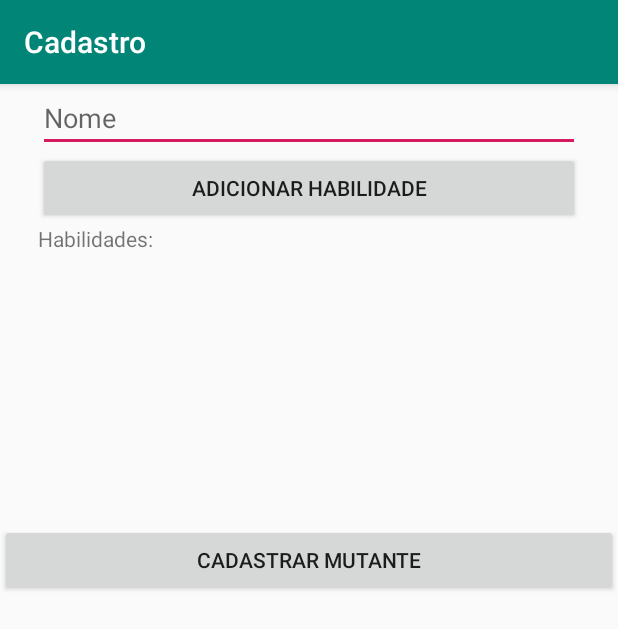
After one commit to rsprenata/BD-Mutantes, an Android app: the CadastroActivity screen opened directly, with no data from a screen before it, on a phone screen of 412 x 824 dp. The commit adds this screen. Shown: the top 629 px of the screen. Run offline under Robolectric (Android 15) with nearby library versions, the phone set to English and light mode, and no system bars.

Commit message:
Adiciona cadastrar mutante

```diff
--- /dev/null
+++ b/app/src/main/java/com/example/rsprenata/bd_mutantes/CadastroActivity.java
@@ -0,0 +1,93 @@
+package com.example.rsprenata.bd_mutantes;
+
+import android.app.Activity;
+import android.content.Intent;
+import android.support.v7.app.AppCompatActivity;
+import android.os.Bundle;
+import android.view.View;
+import android.widget.EditText;
+import android.widget.ListView;
+import android.widget.Toast;
+
+import java.util.ArrayList;
+import java.util.List;
+
+public class CadastroActivity extends AppCompatActivity {
+    public static final int REQUEST_ADICAO_HABILIDADE = 0;
+    public static final int RESPONSE_ADICAO_HABILIDADE = 1;
+    public static final int RESPONSE_EDITAR_HABILIDADE = 2;
+    private ListView listViewHabilidades;
+    private List<String> habilidades;
+    private HabilidadesAdapter habilidadesAdapter;
+    private EditText editTextNome;
+
+    @Override
+    protected void onCreate(Bundle savedInstanceState) {
+        super.onCreate(savedInstanceState);
+        setContentView(R.layout.activity_cadastro);
+
+        habilidades = new ArrayList<String>();
+
+        listViewHabilidades = (ListView)findViewById(R.id.listViewHabilidades);
+        editTextNome = (EditText)findViewById(R.id.editTextNome);
+
+        habilidadesAdapter = new HabilidadesAdapter(listViewHabilidades.getContext(), habilidades) {
+            @Override
+            public void editarHabilidade(String habilidade, Integer habilidadePosition) {
+                Intent intent = new Intent(getApplicationContext(), FormHabilidadeActivity.class);
+                intent.putExtra("operacao", "editar");
+                intent.putExtra("habilidade", habilidade);
+                intent.putExtra("habilidadePosition", habilidadePosition);
+                startActivityForResult(intent, REQUEST_ADICAO_HABILIDADE);
+            }
+        };
+
+        listViewHabilidades.setAdapter(habilidadesAdapter);
+    }
+
+
+    public void adicionarHabilidade(View v) {
+        Intent intent = new Intent(this, FormHabilidadeActivity.class);
+        intent.putExtra("operacao", "adicionar");
+        startActivityForResult(intent, REQUEST_ADICAO_HABILIDADE);
+    }
+
+    protected void onActivityResult(int requestCode, int resultCode, Intent data) {
+        if (requestCode == REQUEST_ADICAO_HABILIDADE) {//Verifica se é o retorno da activity adicionar habilidade
+            if (resultCode == RESPONSE_ADICAO_HABILIDADE) {//Verifica qual o retorno dessa activity
+                String novaHabilidade = data.getStringExtra("NEW_SKILL");
+                habilidades.add(novaHabilidade);
+            } else if (resultCode == RESPONSE_EDITAR_HABILIDADE) {
+                String novaHabilidade = data.getStringExtra("NEW_SKILL");
+                Integer habilidadePosition = data.getIntExtra("habilidadePosition", 0);
+                habilidades.set(habilidadePosition, novaHabilidade);
+            }
+            atualizarHabilidades(habilidades);
+        }
+    }
+
+    public void atualizarHabilidades(List<String> habilidades) {
+        habilidadesAdapter.novosDados(habilidades);
+    }
+
+    public void cadastrarMutante(View view) {
+        String nome = editTextNome.getText().toString();
+        if (nome.length() < 1 ) {
+            Toast.makeText(this, "Digite um nome !", Toast.LENGTH_SHORT);
+        } else if (habilidades.size() < 1) {
+            Toast.makeText(this, "Adicione uma habilidade !", Toast.LENGTH_SHORT);
+        } else {
+            DatabaseConnector databaseConnector = new DatabaseConnector(this);
+
+            Mutante mutante = new Mutante();
+            mutante.setNome(nome);
+            mutante.setHabilidades(habilidades);
+
+            databaseConnector.insertMutante(mutante);
+            databaseConnector.insertHabilidades(mutante.getId(), habilidades);
+
+            setResult(Activity.RESULT_OK);
+            finish();
+        }
+    }
+}
--- /dev/null
+++ b/app/src/main/java/com/example/rsprenata/bd_mutantes/HabilidadesAdapter.java
@@ -0,0 +1,69 @@
+package com.example.rsprenata.bd_mutantes;
+
+import android.content.Context;
+import android.view.LayoutInflater;
+import android.view.View;
+import android.view.ViewGroup;
+import android.widget.BaseAdapter;
+import android.widget.Button;
+import android.widget.ListView;
+import android.widget.TextView;
+
+import java.util.List;
+
+public abstract class HabilidadesAdapter extends BaseAdapter {
+    private List<String> habilidades;
+    private LayoutInflater inflater;
+
+    public HabilidadesAdapter(Context context, List<String> habilidades) {
+        this.inflater = (LayoutInflater) context.getSystemService(Context.LAYOUT_INFLATER_SERVICE);
+        this.habilidades = habilidades;
+    }
+
+    public void novosDados(List<String> habilidades) {
+        this.habilidades = habilidades;
+        notifyDataSetChanged();
+    }
+
+    @Override
+    public int getCount() {
+        return habilidades.size();
+    }
+
+    @Override
+    public Object getItem(int position) {
+        return habilidades.get(position);
+    }
+
+    @Override
+    public long getItemId(int position) {
+        return 0;
+    }
+
+    @Override
+    public View getView(final int position, View convertView, ViewGroup parent) {
+        View v = inflater.inflate(R.layout.item_habilidade, null);
+        ((TextView)(v.findViewById(R.id.txtHabilidade))).setText(habilidades.get(position));
+        ((Button)(v.findViewById(R.id.btnEditar))).setOnClickListener(new View.OnClickListener() {
+            @Override
+            public void onClick(View v) {
+                editarHabilidade(habilidades.get(position), position);
+            }
+        });
+        ((Button)(v.findViewById(R.id.btnExcluir))).setOnClickListener(new View.OnClickListener() {
+            @Override
+            public void onClick(View v) {
+                excluirHabilidade(position);
+            }
+        });
+
+        return v;
+    }
+
+    public abstract void editarHabilidade(String habilidade, Integer habilidadePosition);
+
+    public void excluirHabilidade(Integer habilidadePosition) {
+        habilidades.remove(habilidadePosition.intValue());
+        novosDados(habilidades);
+    }
+}
--- /dev/null
+++ b/app/src/main/res/layout/activity_cadastro.xml
@@ -0,0 +1,65 @@
+<?xml version="1.0" encoding="utf-8"?>
+<LinearLayout xmlns:android="http://schemas.android.com/apk/res/android"
+    xmlns:app="http://schemas.android.com/apk/res-auto"
+    xmlns:tools="http://schemas.android.com/tools"
+    android:layout_width="match_parent"
+    android:layout_height="match_parent"
+    tools:context=".CadastroActivity"
+    android:orientation="vertical">
+
+    <LinearLayout
+        android:layout_width="match_parent"
+        android:layout_height="wrap_content"
+        android:orientation="horizontal"
+        android:paddingLeft="25dp"
+        android:paddingRight="25dp">
+
+        <EditText
+            android:layout_width="wrap_content"
+            android:layout_height="wrap_content"
+            android:layout_weight="0.9"
+            android:hint="Nome"
+            android:id="@+id/editTextNome"/>
+    </LinearLayout>
+
+    <LinearLayout
+        android:layout_width="match_parent"
+        android:layout_height="wrap_content"
+        android:orientation="horizontal"
+        android:paddingLeft="25dp"
+        android:paddingRight="25dp">
+
+
+        <Button
+            android:layout_width="wrap_content"
+            android:layout_height="wrap_content"
+            android:layout_weight="0.1"
+            android:onClick="adicionarHabilidade"
+            android:text="Adicionar habilidade" />
+    </LinearLayout>
+
+    <LinearLayout
+        android:layout_width="match_parent"
+        android:layout_height="200dp"
+        android:orientation="vertical"
+        android:paddingLeft="25dp"
+        android:paddingRight="25dp">
+        <TextView
+            android:layout_width="wrap_content"
+            android:layout_height="wrap_content"
+            android:text="Habilidades:"
+            android:gravity="right"/>
+
+        <ListView
+            android:layout_width="match_parent"
+            android:layout_height="match_parent"
+            android:id="@+id/listViewHabilidades"></ListView>
+    </LinearLayout>
+
+    <Button
+        android:layout_width="match_parent"
+        android:layout_height="wrap_content"
+        android:onClick="cadastrarMutante"
+        android:text="Cadastrar mutante" />
+
+</LinearLayout>
--- a/app/src/main/res/layout/activity_main.xml
+++ b/app/src/main/res/layout/activity_main.xml
@@ -18,7 +18,8 @@
                 android:id="@+id/button"
                 android:layout_width="150dp"
                 android:layout_height="150dp"
-                android:text="Adicionar"/>
+                android:onClick="cadastrar"
+                android:text="Cadastrar" />
 
             <Button
                 android:id="@+id/button5"
```
Also changed, not shown: app/src/main/AndroidManifest.xml (+11 -2 lines), app/src/main/java/com/example/rsprenata/bd_mutantes/DatabaseConnector.java (added, +98 -0 lines), app/src/main/java/com/example/rsprenata/bd_mutantes/FormHabilidadeActivity.java (added, +75 -0 lines), app/src/main/java/com/example/rsprenata/bd_mutantes/MainActivity.java (+27 -0 lines), app/src/main/java/com/example/rsprenata/bd_mutantes/Mutante.java (added, +35 -0 lines), app/src/main/res/layout/activity_form_habilidade.xml (added, +39 -0 lines), app/src/main/res/layout/item_habilidade.xml (added, +24 -0 lines).
